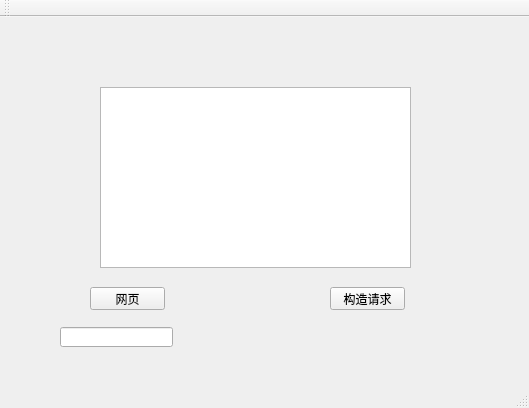
The window that mainwindow.ui (zhouq3405/MusicGetFirst) describes before a commit, drawn with Qt 5.
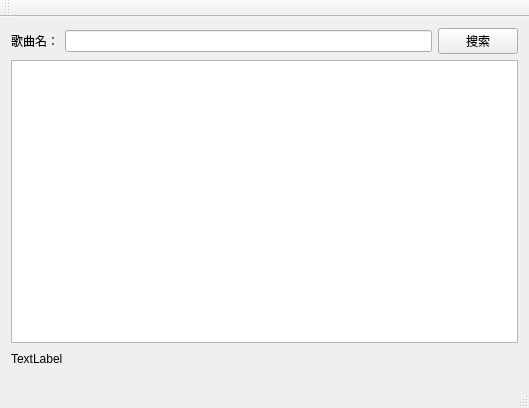
The same window after the commit. Custom widgets are drawn as their Qt base class.

What changed in the file:
```diff
--- a/mainwindow.ui
+++ b/mainwindow.ui
@@ -14,52 +14,59 @@
    <string>MainWindow</string>
   </property>
   <widget class="QWidget" name="centralWidget">
-   <widget class="QTextEdit" name="textEdit">
-    <property name="geometry">
-     <rect>
-      <x>100</x>
-      <y>70</y>
-      <width>311</width>
-      <height>181</height>
-     </rect>
-    </property>
-   </widget>
-   <widget class="QPushButton" name="pushButton">
-    <property name="geometry">
-     <rect>
-      <x>90</x>
-      <y>270</y>
-      <width>75</width>
-      <height>23</height>
-     </rect>
-    </property>
-    <property name="text">
-     <string>网页</string>
-    </property>
-   </widget>
-   <widget class="QPushButton" name="pushButton_2">
-    <property name="geometry">
-     <rect>
-      <x>330</x>
-      <y>270</y>
-      <width>75</width>
-      <height>23</height>
-     </rect>
-    </property>
-    <property name="text">
-     <string>构造请求</string>
-    </property>
-   </widget>
-   <widget class="QLineEdit" name="lineEdit">
-    <property name="geometry">
-     <rect>
-      <x>60</x>
-      <y>310</y>
-      <width>113</width>
-      <height>20</height>
-     </rect>
-    </property>
-   </widget>
+   <layout class="QVBoxLayout" name="verticalLayout">
+    <item>
+     <layout class="QHBoxLayout" name="horizontalLayout">
+      <item>
+       <widget class="QLabel" name="label">
+        <property name="text">
+         <string>歌曲名：</string>
+        </property>
+       </widget>
+      </item>
+      <item>
+       <widget class="QLineEdit" name="lineEdit"/>
+      </item>
+      <item>
+       <widget class="QPushButton" name="pushButton_2">
+        <property name="text">
+         <string>搜索</string>
+        </property>
+       </widget>
+      </item>
+     </layout>
+    </item>
+    <item>
+     <widget class="QTableView" name="tableView"/>
+    </item>
+    <item>
+     <layout class="QHBoxLayout" name="horizontalLayout_2">
+      <item>
+       <widget class="QLabel" name="label_2">
+        <property name="text">
+         <string>TextLabel</string>
+        </property>
+       </widget>
+      </item>
+      <item>
+       <spacer name="horizontalSpacer">
+        <property name="orientation">
+         <enum>Qt::Horizontal</enum>
+        </property>
+        <property name="sizeHint" stdset="0">
+         <size>
+          <width>40</width>
+          <height>20</height>
+         </size>
+        </property>
+       </spacer>
+      </item>
+     </layout>
+    </item>
+    <item>
+     <widget class="PleyControlBar" name="widget" native="true"/>
+    </item>
+   </layout>
   </widget>
   <widget class="QMenuBar" name="menuBar">
    <property name="geometry">
@@ -82,6 +89,14 @@
   <widget class="QStatusBar" name="statusBar"/>
  </widget>
  <layoutdefault spacing="6" margin="11"/>
+ <customwidgets>
+  <customwidget>
+   <class>PleyControlBar</class>
+   <extends>QWidget</extends>
+   <header>pleycontrolbar.h</header>
+   <container>1</container>
+  </customwidget>
+ </customwidgets>
  <resources/>
  <connections/>
 </ui>
```
